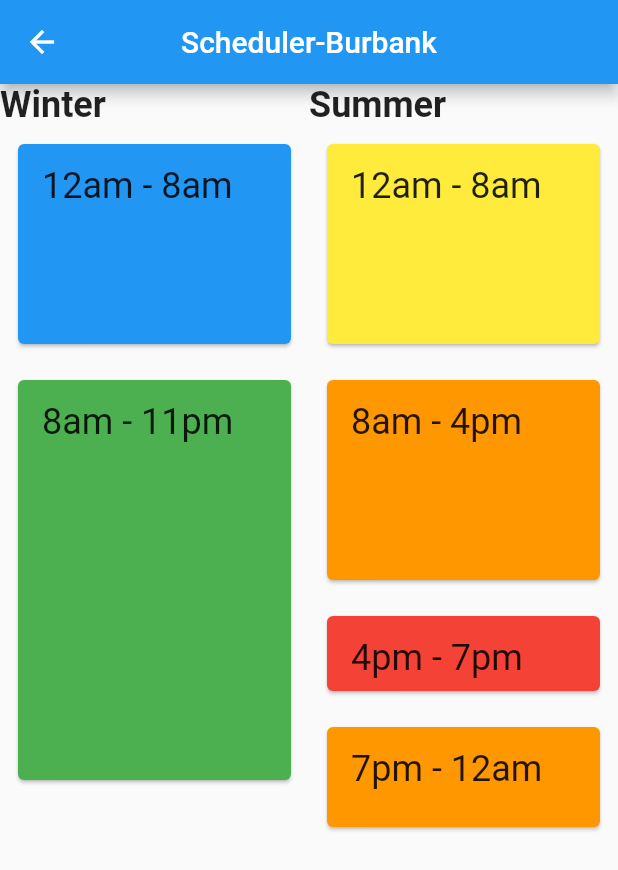
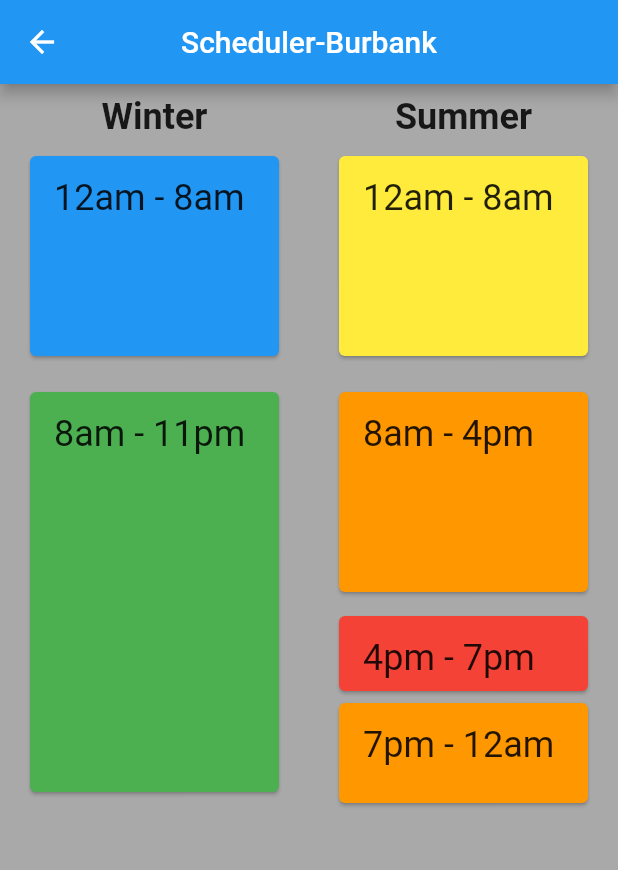
Before and after one commit to knyghtryda/GridSmartr, a Flutter app: the Schedule screen opened directly, on a phone screen of 412 x 824 dp. Shown: the top 870 px of the screen. Run offline on Flutter 3.47's test engine with Material 2 defaults, Android fonts, the phone set to English and light mode, and no system bars; drawn by our look-alikes of flutter_platform_widgets; our stand-ins replace firebase_messaging, fl_chart, flutter_local_notifications, webview_flutter; accounts and stored records are empty.

Commit message:
Updated Scheduler - Final

```diff
--- a/lib/scheduler.dart
+++ b/lib/scheduler.dart
@@ -16,8 +16,11 @@ class _ScheduleState extends State<Schedule> {
   @override
   Widget build(BuildContext context) {
     return Scaffold(
+      backgroundColor: Color(0xffa9a9a9),
       appBar: AppBar(
-        title: Text("Scheduler-Burbank"),
+        title: Text(
+          "Scheduler-Burbank",
+        ),
         centerTitle: true,
       ),
       body: Center(
@@ -25,16 +28,21 @@ class _ScheduleState extends State<Schedule> {
           mainAxisAlignment: MainAxisAlignment.spaceEvenly,
           children: <Widget>[
             Expanded(
+              child: Padding(
+                padding: const EdgeInsets.all(8.0),
                 child: ListView(
                   children: <Widget>[
-                  Text("Winter",
-                      style:
-                          TextStyle(fontSize: 24, fontWeight: FontWeight.bold)),
+                    Center(
+                      child: Text("Winter",
+                          style: TextStyle(
+                              fontSize: 24, fontWeight: FontWeight.bold)),
+                    ),
                     Padding(
                       padding: const EdgeInsets.all(8.0),
                       child: Card(
                         color: Colors.blue,
                         child: Column(
+                          crossAxisAlignment: CrossAxisAlignment.center,
                           mainAxisSize: MainAxisSize.min,
                           children: <Widget>[
                             Container(
@@ -69,12 +77,17 @@ class _ScheduleState extends State<Schedule> {
                   ],
                 ),
               ),
+            ),
             Expanded(
+              child: Padding(
+                padding: const EdgeInsets.all(8.0),
                 child: ListView(
                   children: <Widget>[
-                  Text("Summer",
-                      style:
-                          TextStyle(fontSize: 24, fontWeight: FontWeight.bold)),
+                    Center(
+                      child: Text("Summer",
+                          style: TextStyle(
+                              fontSize: 24, fontWeight: FontWeight.bold)),
+                    ),
                     Padding(
                       padding: const EdgeInsets.all(8.0),
                       child: Card(
@@ -112,7 +125,7 @@ class _ScheduleState extends State<Schedule> {
                       ),
                     ),
                     Padding(
-                    padding: const EdgeInsets.all(8.0),
+                      padding: const EdgeInsets.only(left: 8.0, right: 8.0),
                       child: Card(
                         color: Colors.red,
                         child: Column(
@@ -130,7 +143,7 @@ class _ScheduleState extends State<Schedule> {
                       ),
                     ),
                     Padding(
-                    padding: const EdgeInsets.all(8.0),
+                      padding: const EdgeInsets.only(left: 8.0, right: 8.0),
                       child: Card(
                         color: Colors.orange,
                         child: Column(
@@ -150,6 +163,7 @@ class _ScheduleState extends State<Schedule> {
                   ],
                 ),
               ),
+            ),
           ],
         ),
       ),
```
Lines whose indentation alone changed are shown as unchanged.
